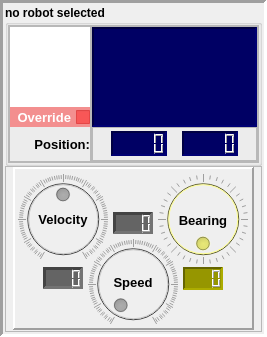
Before: the Qt Designer form src/gui/panels/panel_selected_robot.ui in biorobaw/RoboBulls, drawn with Qt 5.
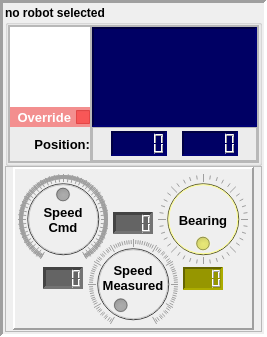
After: the same form once the commit is applied. Icons and pictures are not drawn.

Diff of the .ui file:
```diff
--- a/src/gui/panels/panel_selected_robot.ui
+++ b/src/gui/panels/panel_selected_robot.ui
@@ -686,9 +686,9 @@
          <property name="geometry">
           <rect>
            <x>10</x>
-           <y>42</y>
+           <y>32</y>
            <width>80</width>
-           <height>21</height>
+           <height>41</height>
           </rect>
          </property>
          <property name="font">
@@ -703,7 +703,8 @@
           <string notr="true">background-color: rgba(255, 255, 255, 0);</string>
          </property>
          <property name="text">
-          <string>Velocity</string>
+          <string>Speed
+Cmd</string>
          </property>
          <property name="alignment">
           <set>Qt::AlignCenter</set>
@@ -743,10 +744,10 @@
           <string notr="true">background-color: rgb(150, 150, 150);</string>
          </property>
          <property name="minimum">
-          <number>-100</number>
+          <number>-1000</number>
          </property>
          <property name="maximum">
-          <number>100</number>
+          <number>1000</number>
          </property>
          <property name="singleStep">
           <number>1</number>
@@ -777,9 +778,9 @@
          <property name="geometry">
           <rect>
            <x>80</x>
-           <y>105</y>
+           <y>90</y>
            <width>80</width>
-           <height>21</height>
+           <height>41</height>
           </rect>
          </property>
          <property name="font">
@@ -794,7 +795,8 @@
           <string notr="true">background-color: rgba(255, 255, 255, 0);</string>
          </property>
          <property name="text">
-          <string>Speed</string>
+          <string>Speed
+Measured</string>
          </property>
          <property name="alignment">
           <set>Qt::AlignCenter</set>
```
Left out of the diff: 14 changed lines with no effect on the pictures.
